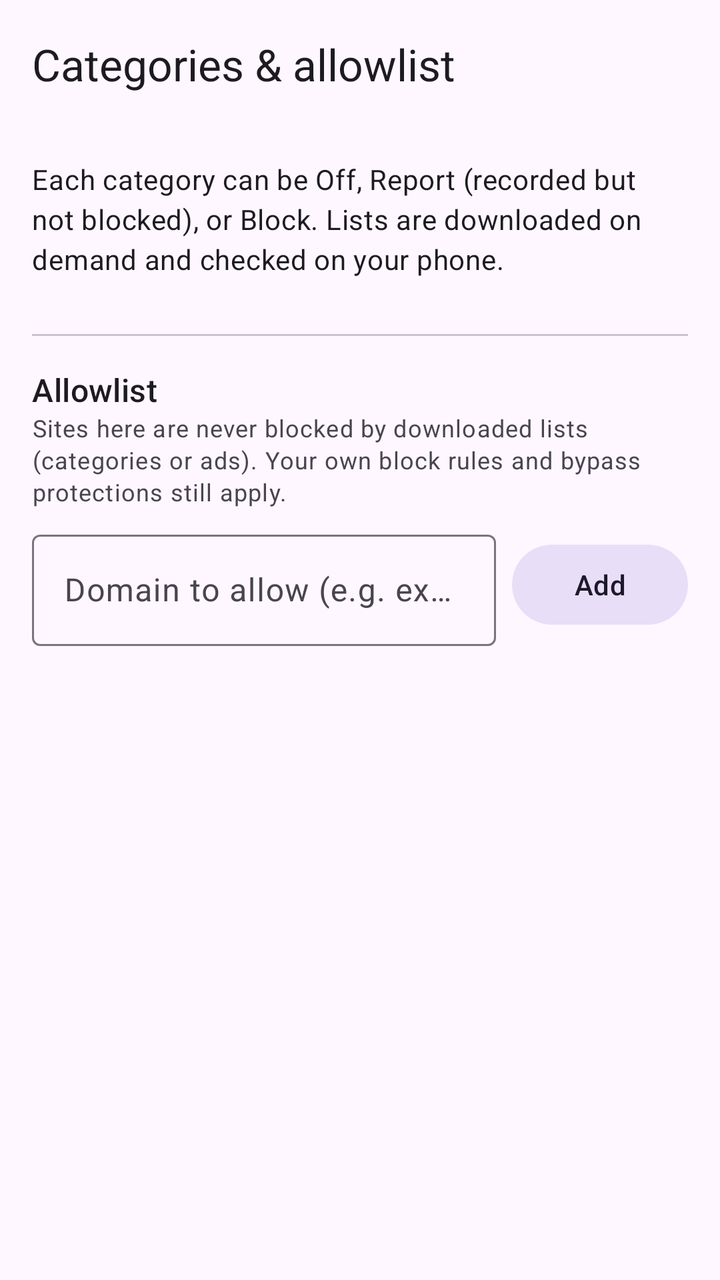
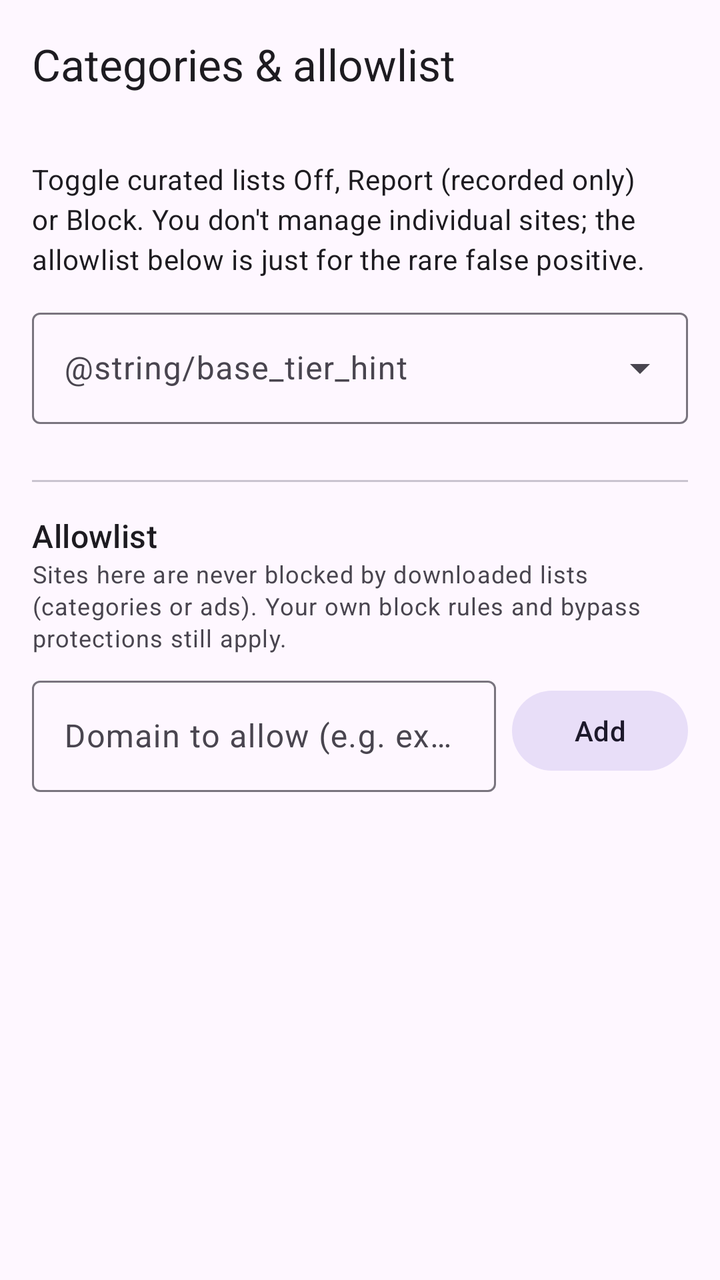

Compare the two renders of this Android layout. The source of the first and the diff that turns it into the second are given below.
<!-- AndroidManifest.xml: application theme Theme.FocusFence -->
<!-- res/layout/activity_categories.xml -->
<?xml version="1.0" encoding="utf-8"?>
<androidx.coordinatorlayout.widget.CoordinatorLayout
    xmlns:android="http://schemas.android.com/apk/res/android"
    xmlns:app="http://schemas.android.com/apk/res-auto"
    android:layout_width="match_parent"
    android:layout_height="match_parent">

    <com.google.android.material.appbar.AppBarLayout
        android:layout_width="match_parent"
        android:layout_height="wrap_content">

        <com.google.android.material.appbar.MaterialToolbar
            android:id="@+id/toolbar"
            android:layout_width="match_parent"
            android:layout_height="?attr/actionBarSize"
            app:title="@string/categories_title" />
    </com.google.android.material.appbar.AppBarLayout>

    <androidx.core.widget.NestedScrollView
        android:layout_width="match_parent"
        android:layout_height="match_parent"
        app:layout_behavior="@string/appbar_scrolling_view_behavior">

        <LinearLayout
            android:layout_width="match_parent"
            android:layout_height="wrap_content"
            android:orientation="vertical"
            android:padding="16dp">

            <TextView
                android:layout_width="match_parent"
                android:layout_height="wrap_content"
                android:text="@string/categories_intro"
                android:textAppearance="?attr/textAppearanceBodyMedium" />

            
            <LinearLayout
                android:id="@+id/categoryContainer"
                android:layout_width="match_parent"
                android:layout_height="wrap_content"
                android:layout_marginTop="12dp"
                android:orientation="vertical" />

            <com.google.android.material.divider.MaterialDivider
                android:layout_width="match_parent"
                android:layout_height="wrap_content"
                android:layout_marginVertical="16dp" />

            <TextView
                android:layout_width="match_parent"
                android:layout_height="wrap_content"
                android:text="@string/allowlist_title"
                android:textAppearance="?attr/textAppearanceTitleMedium" />

            <TextView
                android:layout_width="match_parent"
                android:layout_height="wrap_content"
                android:text="@string/allowlist_intro"
                android:textAppearance="?attr/textAppearanceBodySmall"
                android:textColor="?android:attr/textColorSecondary" />

            <LinearLayout
                android:layout_width="match_parent"
                android:layout_height="wrap_content"
                android:layout_marginTop="8dp"
                android:orientation="horizontal">

                <com.google.android.material.textfield.TextInputLayout
                    android:layout_width="0dp"
                    android:layout_height="wrap_content"
                    android:layout_weight="1"
                    android:hint="@string/allowlist_hint">

                    <com.google.android.material.textfield.TextInputEditText
                        android:id="@+id/allowlistInput"
                        android:layout_width="match_parent"
                        android:layout_height="wrap_content"
                        android:inputType="textUri"
                        android:maxLines="1" />
                </com.google.android.material.textfield.TextInputLayout>

                <Button
                    android:id="@+id/allowlistAddButton"
                    style="@style/Widget.Material3.Button.TonalButton"
                    android:layout_width="wrap_content"
                    android:layout_height="wrap_content"
                    android:layout_gravity="center_vertical"
                    android:layout_marginStart="8dp"
                    android:text="@string/allowlist_add" />
            </LinearLayout>

            <com.google.android.material.chip.ChipGroup
                android:id="@+id/allowlistChips"
                android:layout_width="match_parent"
                android:layout_height="wrap_content"
                android:layout_marginTop="8dp" />
        </LinearLayout>
    </androidx.core.widget.NestedScrollView>
</androidx.coordinatorlayout.widget.CoordinatorLayout>
<!-- resources referenced by this layout -->
<resources>
  <string name="allowlist_add">Add</string>
  <string name="allowlist_hint">Domain to allow (e.g. example.com)</string>
  <string name="allowlist_intro">Sites here are never blocked by downloaded lists (categories or ads). Your own block rules and bypass protections still apply.</string>
  <string name="allowlist_title">Allowlist</string>
  <string name="categories_intro">Each category can be Off, Report (recorded but not blocked), or Block. Lists are downloaded on demand and checked on your phone.</string>
  <string name="categories_title">Categories &amp; allowlist</string>
  <style name="Theme.FocusFence" parent="Theme.Material3.DayNight.NoActionBar">
          <item name="colorPrimary">@color/brand_primary</item>
      </style>
  <color name="brand_primary">#2E7D32</color>
</resources>

<!-- the commit's change to res/layout/activity_categories.xml (unified diff, before → after) -->
@@ -32,6 +32,20 @@
                 android:layout_height="wrap_content"
                 android:text="@string/categories_intro"
                 android:textAppearance="?attr/textAppearanceBodyMedium" />
+
+            <com.google.android.material.textfield.TextInputLayout
+                android:layout_width="match_parent"
+                android:layout_height="wrap_content"
+                android:layout_marginTop="12dp"
+                style="@style/Widget.Material3.TextInputLayout.OutlinedBox.ExposedDropdownMenu"
+                android:hint="@string/base_tier_hint">
+
+                <com.google.android.material.textfield.MaterialAutoCompleteTextView
+                    android:id="@+id/baseTierDropdown"
+                    android:layout_width="match_parent"
+                    android:layout_height="wrap_content"
+                    android:inputType="none" />
+            </com.google.android.material.textfield.TextInputLayout>
 
             
             <LinearLayout
<!-- resource entries referenced after the edit -->
@@ -4,7 +4,7 @@
   <string name="allowlist_hint">Domain to allow (e.g. example.com)</string>
   <string name="allowlist_intro">Sites here are never blocked by downloaded lists (categories or ads). Your own block rules and bypass protections still apply.</string>
   <string name="allowlist_title">Allowlist</string>
-  <string name="categories_intro">Each category can be Off, Report (recorded but not blocked), or Block. Lists are downloaded on demand and checked on your phone.</string>
+  <string name="categories_intro">Toggle curated lists Off, Report (recorded only) or Block. You don\'t manage individual sites; the allowlist below is just for the rare false positive.</string>
   <string name="categories_title">Categories &amp; allowlist</string>
   <style name="Theme.FocusFence" parent="Theme.Material3.DayNight.NoActionBar">
           <item name="colorPrimary">@color/brand_primary</item>
